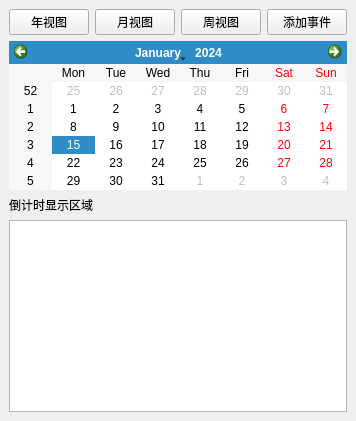
Before: the Qt Designer form CalendarCountdownApp/mainwindow.ui in Maia-Huo/CalendarCountdownApp, drawn with Qt 5.
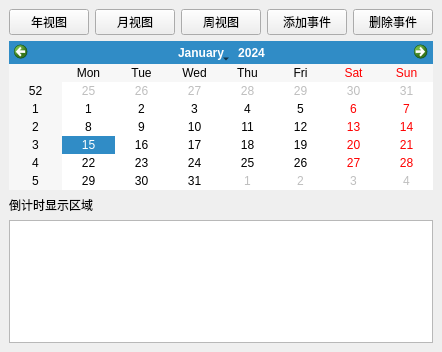
After: the same form once the commit is applied.

Commit message: 仍需编写删除模块

```diff
--- a/CalendarCountdownApp/mainwindow.ui
+++ b/CalendarCountdownApp/mainwindow.ui
@@ -1,6 +1,14 @@
 <ui version="4.0">
  <class>MainWindow</class>
  <widget class="QMainWindow" name="MainWindow">
+  <property name="geometry">
+   <rect>
+    <x>0</x>
+    <y>0</y>
+    <width>346</width>
+    <height>352</height>
+   </rect>
+  </property>
   <property name="windowTitle">
    <string>简易日历倒计时应用</string>
   </property>
@@ -36,6 +44,13 @@
         </property>
        </widget>
       </item>
+      <item>
+       <widget class="QPushButton" name="deleteEventButton">
+        <property name="text">
+         <string>删除事件</string>
+        </property>
+       </widget>
+      </item>
      </layout>
     </item>
     <item>
```
Left out of the diff: 1 changed line with no effect on the pictures. The commit also changes 12 other files.
